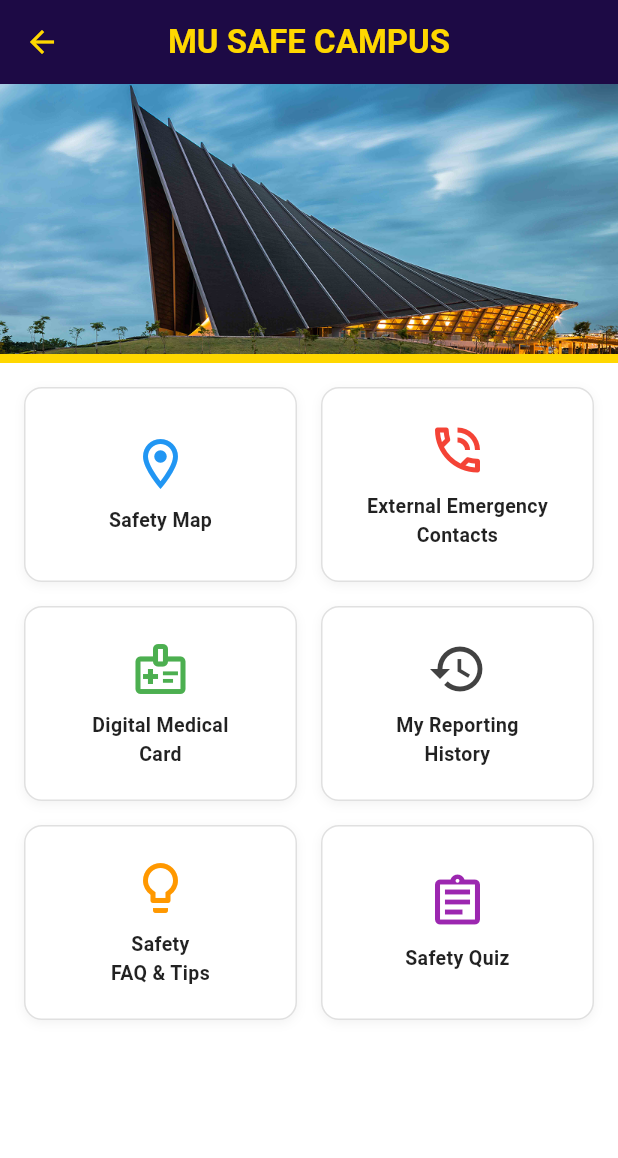
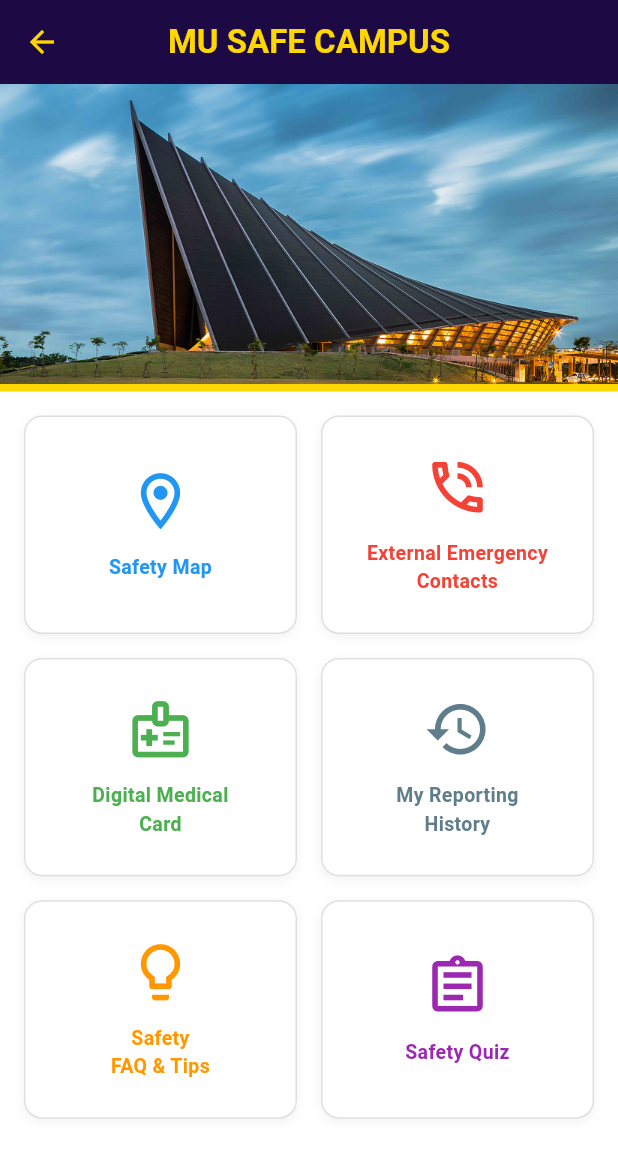
Before and after one commit to Nucky12/MU-Safe-Campus-Project, a Flutter app: the HomeScreen screen opened directly, on a phone screen of 412 x 824 dp. Shown: the top 1158 px of the screen. Run offline on Flutter 3.47's test engine with Material 3 defaults, Android fonts, the light colour scheme and no system bars.

Commit message:
แก้ Home page

```diff
--- a/lib/screens/dashboard/home_screen.dart
+++ b/lib/screens/dashboard/home_screen.dart
@@ -2,72 +2,50 @@ import 'package:flutter/material.dart';
 import '../emergency/medical_id_screen.dart';
 
 class HomeScreen extends StatelessWidget {
-  const HomeScreen({Key? key}) : super(key: key);
+  const HomeScreen({super.key});
 
   @override
   Widget build(BuildContext context) {
     return Scaffold(
       backgroundColor: Colors.white,
       appBar: AppBar(
-        backgroundColor: const Color(0xFF1D0A45), // สีม่วงมหิดล
+        backgroundColor: const Color(0xFF1D0A45),
         title: const Text(
           'MU SAFE CAMPUS',
-          style: TextStyle(
-            color: Color(0xFFFFD700), // สีเหลืองทอง
-            fontWeight: FontWeight.bold,
-          ),
+          style: TextStyle(color: Color(0xFFFFD700), fontWeight: FontWeight.bold),
         ),
         centerTitle: true,
         elevation: 0,
       ),
       body: Column(
         children: [
-          // ส่วนที่ 1: รูปภาพ Banner และเส้นคาดสีทอง
-          Column(
-            children: [
-              // ถ้ายังไม่ได้เอารูปลงโฟลเดอร์ ระบบจะขึ้น Error สีแดงตรงนี้ตอนรัน
-              // แนะนำให้ใส่ไฟล์รูปชื่อ banner.png ไว้ใน assets/ ก่อนนะครับ
-              Image.asset(
-                'assets/banner.png',
-                height: 180,
-                width: double.infinity,
-                fit: BoxFit.cover, // ทำให้รูปขยายเต็มพื้นที่อย่างสวยงาม
-              ),
+          // รูปภาพ Banner (เอาสีเทาและไอคอนออกแล้ว)
+          Container(
+            height: 200,
+            width: double.infinity,
+            decoration: const BoxDecoration(
+               image: DecorationImage(
+                 image: AssetImage('assets/banner.png'),
+                 fit: BoxFit.cover,
+               ),
+            ),
+          ),
+          Container(height: 5, color: const Color(0xFFFFD700)),
 
-              /* // ถ้ายังไม่มีไฟล์รูปภาพ ให้คอมเมนต์ Image.asset ด้านบน
-              // แล้วเอาคอมเมนต์ของ Container สีเทาด้านล่างนี้ออกเพื่อใช้แทนชั่วคราวครับ
-              Container(
-                height: 180,
-                width: double.infinity,
-                color: Colors.grey[300],
-                child: const Center(child: Text('ใส่รูปภาพ Banner ตรงนี้')),
-              ),
-              */
-
-              // เส้นสีเหลืองทองใต้รูปภาพ
-              Container(
-                height: 6,
-                width: double.infinity,
-                color: const Color(0xFFFFD700),
-              ),
-            ],
-          ),
-
-          // ส่วนที่ 2: เมนูหลัก 6 ปุ่ม (Grid View)
+          // เมนู 6 ปุ่ม
           Expanded(
             child: Padding(
               padding: const EdgeInsets.all(16.0),
               child: GridView.count(
-                crossAxisCount: 2, // แบ่งเป็น 2 คอลัมน์
-                crossAxisSpacing: 16, // ระยะห่างแนวนอน
-                mainAxisSpacing: 16, // ระยะห่างแนวตั้ง
-                childAspectRatio: 1.4, // สัดส่วนของการ์ด (กว้างต่อสูง)
+                crossAxisCount: 2,
+                crossAxisSpacing: 16,
+                mainAxisSpacing: 16,
+                childAspectRatio: 1.25,
                 children: [
-                  // สังเกตว่ามีการส่ง context เข้าไปเป็นค่าแรกแล้ว
                   _buildMenuCard(context, Icons.location_on_outlined, 'Safety Map', Colors.blue),
                   _buildMenuCard(context, Icons.phone_in_talk_outlined, 'External Emergency\nContacts', Colors.red),
                   _buildMenuCard(context, Icons.medical_information_outlined, 'Digital Medical\nCard', Colors.green),
-                  _buildMenuCard(context, Icons.history_outlined, 'My Reporting\nHistory', Colors.grey[800]!),
+                  _buildMenuCard(context, Icons.history_outlined, 'My Reporting\nHistory', Colors.blueGrey),
                   _buildMenuCard(context, Icons.lightbulb_outline, 'Safety\nFAQ & Tips', Colors.orange),
                   _buildMenuCard(context, Icons.assignment_outlined, 'Safety Quiz', Colors.purple),
                 ],
@@ -79,44 +57,32 @@ class HomeScreen extends StatelessWidget {
     );
   }
 
-  // Widget Helper: สำหรับสร้างการ์ดเมนูแต่ละอันเพื่อลดการเขียนโค้ดซ้ำ
-  Widget _buildMenuCard(BuildContext context, IconData icon, String title, Color iconColor) {
+  Widget _buildMenuCard(BuildContext context, IconData icon, String title, Color color) {
     return InkWell(
       onTap: () {
         if (title.contains('Medical')) {
-          Navigator.push(
-            context,
-            MaterialPageRoute(builder: (context) => const MedicalIdScreen())
-          );
+          Navigator.push(context, MaterialPageRoute(builder: (context) => const MedicalIdScreen()));
         }
       },
-      borderRadius: BorderRadius.circular(12), // ทำให้เวลากดแล้วมี Effect โค้งตามการ์ด
+      borderRadius: BorderRadius.circular(12),
       child: Container(
         decoration: BoxDecoration(
           color: Colors.white,
           borderRadius: BorderRadius.circular(12),
-          border: Border.all(color: Colors.grey[300]!),
+          border: Border.all(color: Colors.grey.shade300),
           boxShadow: [
-            BoxShadow(
-              color: Colors.black.withOpacity(0.05),
-              blurRadius: 5,
-              offset: const Offset(0, 2),
-            ),
+            BoxShadow(color: Colors.black.withOpacity(0.05), blurRadius: 5, offset: const Offset(0, 2)),
           ],
         ),
         child: Column(
           mainAxisAlignment: MainAxisAlignment.center,
           children: [
-            Icon(icon, size: 40, color: iconColor),
-            const SizedBox(height: 8),
+            Icon(icon, size: 45, color: color),
+            const SizedBox(height: 12),
             Text(
               title,
               textAlign: TextAlign.center,
-              style: const TextStyle(
-                fontSize: 13,
-                fontWeight: FontWeight.w600,
-                color: Colors.black87,
-              ),
+              style: TextStyle(fontSize: 13, fontWeight: FontWeight.bold, color: color),
             ),
           ],
         ),
```
